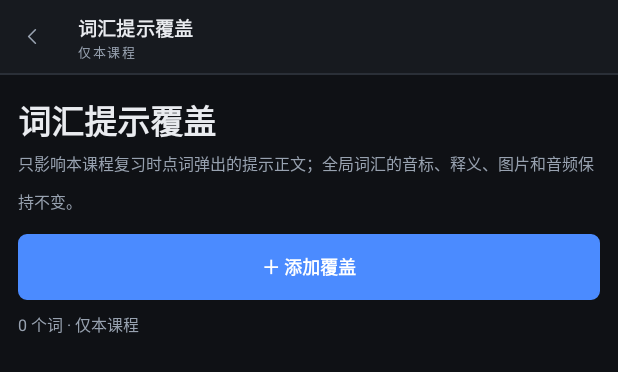
After one commit to Myoslatal/language_forge, an Android app: the layout activity_course_vocab_hints.xml on its own in the app's theme, with its tools: preview values and no code run, on a phone screen of 412 x 824 dp. The commit adds this screen. Shown: the top 372 px of the screen. Run offline under Robolectric (Android 15) with nearby library versions, the phone set to English and light mode, and no system bars.

Commit message:
feat: add per-course vocabulary hint overrides
Adds a course-scoped vocab-hints.json under resources/courses/<courseId> and management UI on Android and desktop. Authors can search the project vocabulary, add or edit a multiline custom hint for the current course, clear it, and see the override count on the course resources page. During review, tapping an overridden word shows the course hint with a label; un-overridden words keep the global phonetic/part-of-speech/meaning hint, and self-test still hides all hints. The global vocabulary file is never modified, overrides are independent per course, course deletion cleans them, and .conlang export/import carries them. Includes dual-platform tests, archive checks, clean builds, smoke tests and a refreshed signed APK.

```diff
--- a/android/app/src/main/AndroidManifest.xml
+++ b/android/app/src/main/AndroidManifest.xml
@@ -49,6 +49,11 @@
 
         <activity
             android:name=".ResourceManagementActivity"
+            android:exported="false"
+            android:windowSoftInputMode="adjustResize" />
+
+        <activity
+            android:name=".CourseVocabHintsActivity"
             android:exported="false"
             android:windowSoftInputMode="adjustResize" />
 
--- a/android/app/src/main/java/io/github/myoslatal/languageforge/CourseResourcePaths.java
+++ b/android/app/src/main/java/io/github/myoslatal/languageforge/CourseResourcePaths.java
@@ -14,6 +14,7 @@ final class CourseResourcePaths {
     static final String AUDIO_MANIFEST = "audios.json";
     static final String IMAGE_DIR_NAME = "images";
     static final String IMAGE_MANIFEST = "images.json";
+    static final String VOCAB_HINTS_MANIFEST = "vocab-hints.json";
 
     private CourseResourcePaths() {
     }
@@ -52,6 +53,10 @@ final class CourseResourcePaths {
 
     static File imageManifest(File projectDirectory, String courseId) {
         return new File(courseDirectory(projectDirectory, courseId), IMAGE_MANIFEST);
+    }
+
+    static File vocabHintsManifest(File projectDirectory, String courseId) {
+        return new File(courseDirectory(projectDirectory, courseId), VOCAB_HINTS_MANIFEST);
     }
 
     static String relativeCourseImage(File projectDirectory, String courseId, String fileName) {
--- /dev/null
+++ b/android/app/src/main/res/layout/activity_course_vocab_hints.xml
@@ -0,0 +1,149 @@
+<?xml version="1.0" encoding="utf-8"?>
+<LinearLayout xmlns:android="http://schemas.android.com/apk/res/android"
+    xmlns:app="http://schemas.android.com/apk/res-auto"
+    android:id="@+id/vocab_hints_root"
+    android:layout_width="match_parent"
+    android:layout_height="match_parent"
+    android:background="@color/forge_bg"
+    android:orientation="vertical">
+
+    <LinearLayout
+        android:id="@+id/vocab_hints_topbar"
+        android:layout_width="match_parent"
+        android:layout_height="wrap_content"
+        android:background="@drawable/forge_bg_topbar"
+        android:orientation="vertical">
+
+        <LinearLayout
+            android:layout_width="match_parent"
+            android:layout_height="50dp"
+            android:gravity="center_vertical"
+            android:orientation="horizontal"
+            android:paddingStart="8dp"
+            android:paddingEnd="8dp">
+
+            <io.github.myoslatal.languageforge.uikit.ForgeButton
+                android:id="@+id/btn_vocab_hints_back"
+                android:layout_width="40dp"
+                android:layout_height="40dp"
+                android:contentDescription="返回"
+                app:forgeIcon="@drawable/forge_ic_back"
+                app:forgeVariant="ghost" />
+
+            <LinearLayout
+                android:layout_width="0dp"
+                android:layout_height="wrap_content"
+                android:layout_marginStart="4dp"
+                android:layout_weight="1"
+                android:orientation="vertical">
+
+                <TextView
+                    style="@style/Forge.Text.Brand"
+                    android:layout_width="match_parent"
+                    android:layout_height="wrap_content"
+                    android:includeFontPadding="false"
+                    android:maxLines="1"
+                    android:text="词汇提示覆盖" />
+
+                <TextView
+                    android:id="@+id/vocab_hints_context"
+                    style="@style/Forge.Text.BrandSub"
+                    android:layout_width="match_parent"
+                    android:layout_height="wrap_content"
+                    android:ellipsize="end"
+                    android:includeFontPadding="false"
+                    android:maxLines="1"
+                    android:text="仅本课程" />
+            </LinearLayout>
+        </LinearLayout>
+    </LinearLayout>
+
+    <ScrollView
+        android:id="@+id/vocab_hints_scroll"
+        android:layout_width="match_parent"
+        android:layout_height="0dp"
+        android:layout_weight="1"
+        android:clipToPadding="true"
+        android:fillViewport="false"
+        android:overScrollMode="ifContentScrolls"
+        android:scrollbars="none">
+
+        <LinearLayout
+            android:id="@+id/vocab_hints_content"
+            android:layout_width="match_parent"
+            android:layout_height="wrap_content"
+            android:orientation="vertical"
+            android:paddingStart="12dp"
+            android:paddingTop="14dp"
+            android:paddingEnd="12dp"
+            android:paddingBottom="28dp">
+
+            <TextView
+                android:layout_width="wrap_content"
+                android:layout_height="wrap_content"
+                android:includeFontPadding="false"
+                android:text="词汇提示覆盖"
+                android:textColor="@color/forge_text"
+                android:textSize="22sp"
+                android:textStyle="bold" />
+
+            <TextView
+                style="@style/Forge.Text.Hint"
+                android:layout_width="match_parent"
+                android:layout_height="wrap_content"
+                android:layout_marginTop="4dp"
+                android:text="只影响本课程复习时点词弹出的提示正文；全局词汇的音标、释义、图片和音频保持不变。" />
+
+            <io.github.myoslatal.languageforge.uikit.ForgeButton
+                android:id="@+id/btn_add_vocab_hint"
+                android:layout_width="match_parent"
+                android:layout_height="44dp"
+                android:layout_marginTop="14dp"
+                android:text="＋ 添加覆盖"
+                android:textSize="14sp"
+                app:forgeVariant="primary" />
+
+            <TextView
+                android:id="@+id/vocab_hints_count"
+                style="@style/Forge.Text.Hint"
+                android:layout_width="match_parent"
+                android:layout_height="wrap_content"
+                android:layout_marginTop="8dp"
+                android:text="0 个词 · 仅本课程" />
+
+            <LinearLayout
+                android:id="@+id/vocab_hints_empty"
+                android:layout_width="match_parent"
+                android:layout_height="wrap_content"
+                android:layout_marginTop="16dp"
+                android:background="@drawable/forge_bg_empty_state"
+                android:gravity="center_horizontal"
+                android:orientation="vertical"
+                android:padding="24dp"
+                android:visibility="gone">
+
+                <TextView
+                    style="@style/Forge.Text.Body"
+                    android:layout_width="wrap_content"
+                    android:layout_height="wrap_content"
+                    android:text="本课程还没有自定义提示"
+                    android:textStyle="bold" />
+
+                <TextView
+                    style="@style/Forge.Text.Hint"
+                    android:layout_width="wrap_content"
+                    android:layout_height="wrap_content"
+                    android:layout_marginTop="4dp"
+                    android:gravity="center"
+                    android:text="添加后只在本课程复习点词时生效。" />
+            </LinearLayout>
+
+            <LinearLayout
+                android:id="@+id/vocab_hints_list"
+                android:layout_width="match_parent"
+                android:layout_height="wrap_content"
+                android:layout_marginTop="8dp"
+                android:orientation="vertical" />
+        </LinearLayout>
+    </ScrollView>
+</LinearLayout>
```
Also changed, not shown: android/app/src/main/java/io/github/myoslatal/languageforge/CourseVocabHints.java (added, +112 -0 lines), android/app/src/main/java/io/github/myoslatal/languageforge/CourseVocabHintsActivity.java (added, +256 -0 lines), android/app/src/main/java/io/github/myoslatal/languageforge/LearningActivity.java (+8 -0 lines), android/app/src/main/java/io/github/myoslatal/languageforge/ResourceManagementActivity.java (+27 -0 lines), android/app/src/main/java/io/github/myoslatal/languageforge/VocabularyPickerActivity.java (+7 -1 lines), android/app/src/main/res/layout/activity_resource_management.xml (+65 -0 lines), 8 other files.
